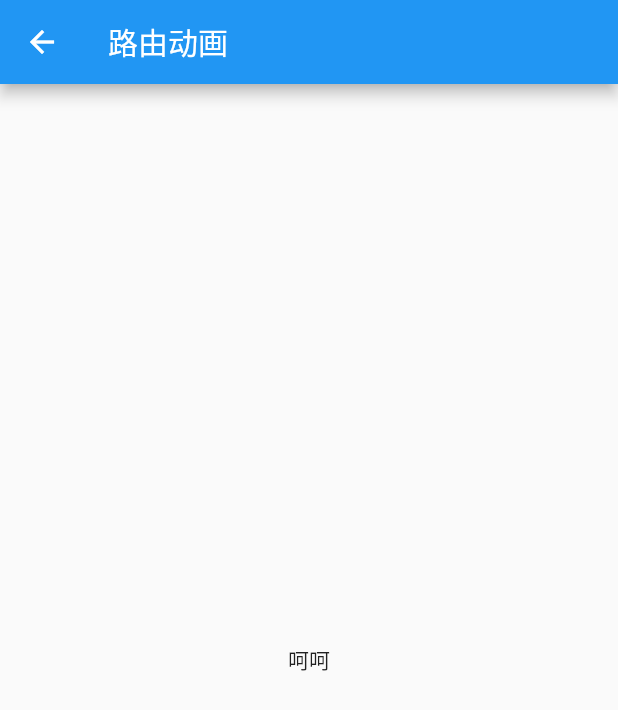
After one commit to UvDream/Flutter_UvDream, a Flutter app: the screen it shows after launch, after a tap on an icon or button, on a phone screen of 412 x 824 dp. The commit adds this screen. Shown: the top 710 px of the screen. Run offline on Flutter 3.47's test engine with Material 2 defaults, Android fonts, the phone set to English and light mode, and no system bars.

Commit message:
路由动画

```diff
--- a/lib/pages/components/component.dart
+++ b/lib/pages/components/component.dart
@@ -2,6 +2,7 @@ import 'package:flutter/material.dart';
 import './bottom_navigation.dart';
 import './anomaly_navigation/anomaly_navigation.dart';
 import './appbar/appbar.dart';
+import './router_animation/animation_list.dart';
 class ComponentPage extends StatelessWidget {
   @override
   Widget build(BuildContext context) {
@@ -75,6 +76,21 @@ class ComponentsList extends StatelessWidget {
                 );
               },
            ),
+           new Divider(),
+            new ListTile(
+              leading:Text("4",style: TextStyle(fontSize: 20,fontWeight: FontWeight.bold),),
+              title: Text("路由动画",style:TextStyle(fontWeight:FontWeight.w500)),
+              subtitle: Text("几种常用的路由动画"),
+              trailing: Icon(Icons.chevron_right),
+              onTap: (){
+                 Navigator.push(
+                  context,
+                  MaterialPageRoute(
+                    builder:(context)=>new AnimationListPage()
+                  )
+                );
+              },
+           ),
         ],
       ),
     );
--- /dev/null
+++ b/lib/pages/components/router_animation/animation_list.dart
@@ -0,0 +1,22 @@
+import 'package:flutter/material.dart';
+class AnimationListPage extends StatelessWidget {
+  @override
+  Widget build(BuildContext context) {
+    return Scaffold(
+      appBar: AppBar(
+        title: Text("路由动画"),
+      ),
+      body: new Center(
+        child: AnimationList(),
+      ),
+    );
+  }
+}
+class AnimationList extends StatelessWidget {
+  @override
+  Widget build(BuildContext context) {
+    return Container(
+      child: Text("呵呵"),
+    );
+  }
+}
```
Also changed, not shown: lib/pages/components/router_animation/gradient_animation.dart (added).
